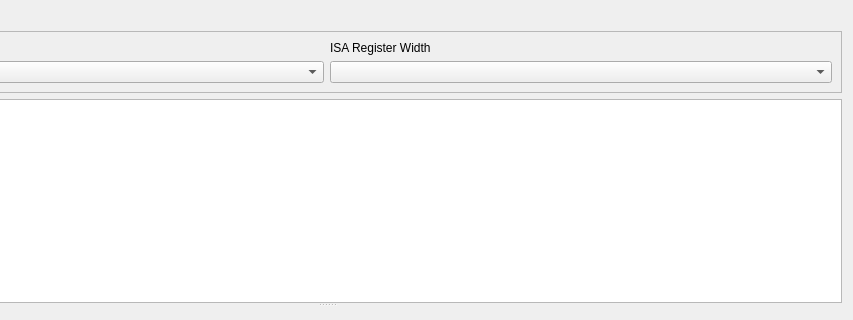
Before: the Qt Designer form src/sliderulestab.ui in mortbopet/Ripes, drawn with Qt 5; both pictures show x 199 to 1052 and y 0 to 320 of the 1052 by 539 pixel window.
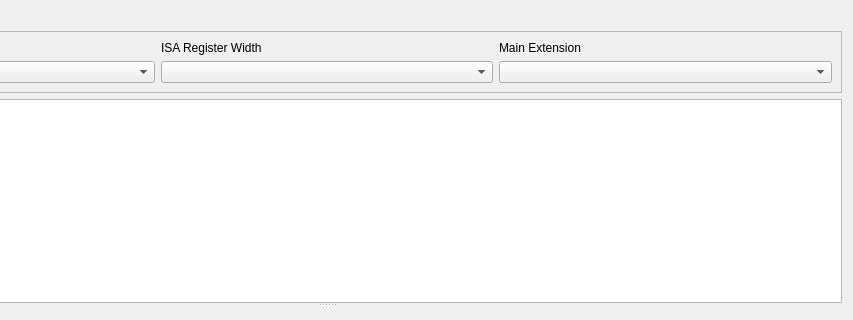
After: the same form once the commit is applied. Custom widgets are drawn as their Qt base class.

Commit message: Add main ISA extension selector

What changed in the file:
```diff
--- a/src/sliderulestab.ui
+++ b/src/sliderulestab.ui
@@ -112,6 +112,20 @@
             </item>
            </layout>
           </item>
+          <item>
+           <layout class="QVBoxLayout" name="verticalLayout_4">
+            <item>
+             <widget class="QLabel" name="label_5">
+              <property name="text">
+               <string>Main Extension</string>
+              </property>
+             </widget>
+            </item>
+            <item>
+             <widget class="QComboBox" name="mainExtensionSelector"/>
+            </item>
+           </layout>
+          </item>
          </layout>
         </widget>
        </item>
```
The commit also changes 5 other files.
